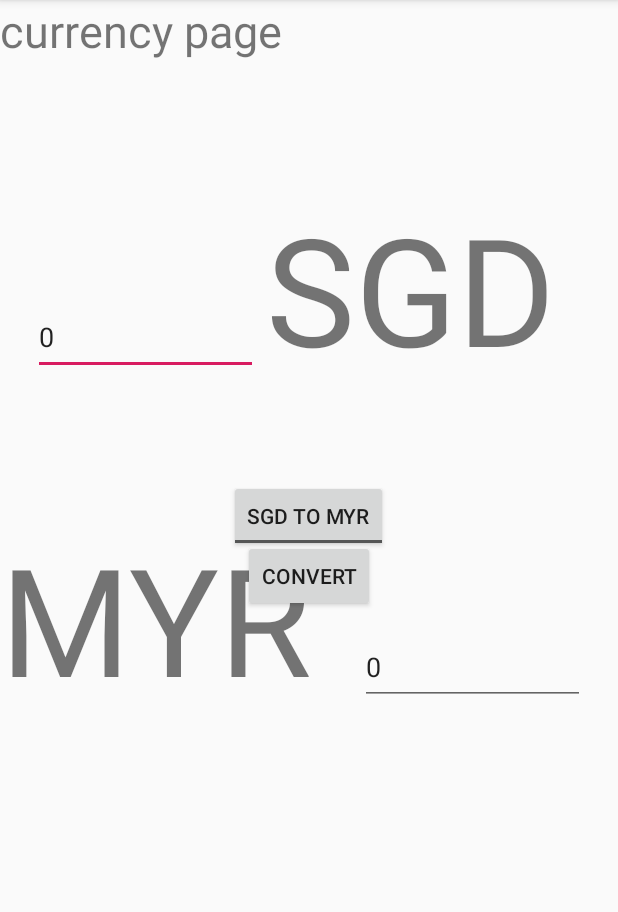
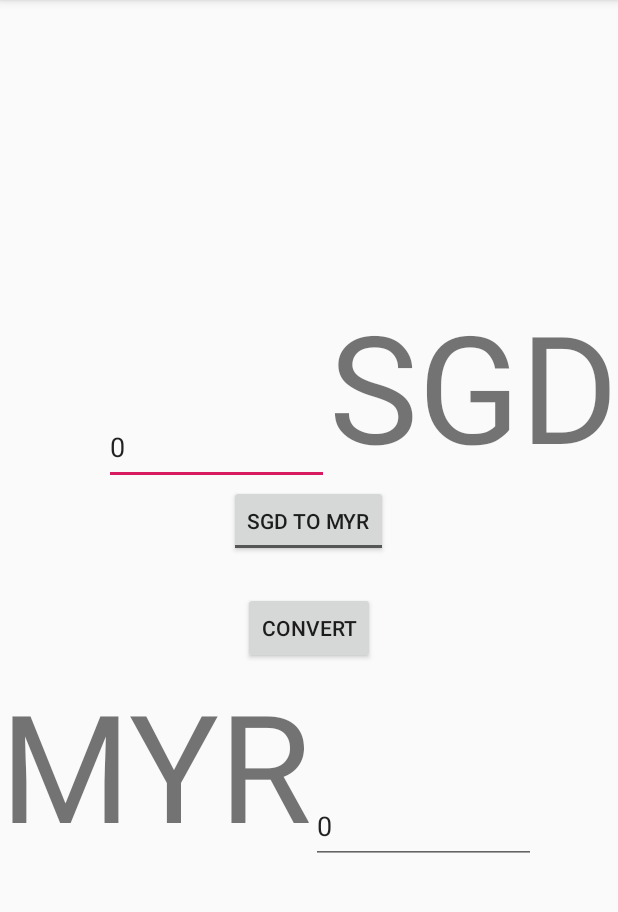
Before and after one commit to menggdbb/Cross-the-Causeway, an Android app: the CurrencyActivity screen opened directly, with no data from a screen before it, on a phone screen of 412 x 824 dp, the part 84-996 px from its top. Run offline under Robolectric (Android 15) with nearby library versions, the phone set to English and light mode, and no system bars; 2 statements that could not run were skipped.

Commit message:
8th commit

```diff
--- a/app/src/main/java/com/tehosiewdai/gojbboh/utilities/TrafficImageAsyncTask.java
+++ b/app/src/main/java/com/tehosiewdai/gojbboh/utilities/TrafficImageAsyncTask.java
@@ -3,7 +3,6 @@ package com.tehosiewdai.gojbboh.utilities;
 import android.os.AsyncTask;
 import android.util.Log;
 
-import com.tehosiewdai.gojbboh.R;
 import com.tehosiewdai.gojbboh.entity.TrafficObject;
 
 import org.json.JSONArray;
@@ -84,7 +83,6 @@ public class TrafficImageAsyncTask extends AsyncTask<Void, Void, TrafficObject[]
                     trafficObjects[counter] = new TrafficObject(
                             (String) cameras.getJSONObject(i).get("camera_id"),
                             (String) cameras.getJSONObject(i).get("image"),
-                            //TODO display nicer date function
                             formatDatetime((String) cameras.getJSONObject(i).get("timestamp")));
                     counter++;
                 }
--- a/app/src/main/res/layout/activity_currency.xml
+++ b/app/src/main/res/layout/activity_currency.xml
@@ -1,77 +1,83 @@
 <?xml version="1.0" encoding="utf-8"?>
 <RelativeLayout xmlns:android="http://schemas.android.com/apk/res/android"
-    xmlns:app="http://schemas.android.com/apk/res-auto"
-    xmlns:tools="http://schemas.android.com/tools"
     android:layout_width="match_parent"
-    android:layout_height="match_parent"
-    tools:context=".activities.CurrencyActivity">
+    android:layout_height="match_parent">
+
+    <RelativeLayout
+        android:layout_width="wrap_content"
+        android:layout_height="wrap_content"
+        android:layout_above="@id/switchConvert">
+
+        <EditText
+            android:id="@+id/SGD_edit_text"
+            android:layout_width="150dp"
+            android:layout_height="50dp"
+            android:layout_alignParentBottom="true"
+            android:layout_toStartOf="@id/SGD"
+            android:inputType="numberDecimal"
+            android:singleLine="false"
+            android:text="0" />
+
+        <TextView
+            android:id="@+id/SGD"
+            android:layout_width="wrap_content"
+            android:layout_height="wrap_content"
+            android:layout_alignParentEnd="true"
+            android:layout_alignParentBottom="true"
+            android:text="SGD"
+            android:textSize="100sp" />
+
+    </RelativeLayout>
+
+    <ToggleButton
+        android:id="@+id/switchConvert"
+        android:layout_width="wrap_content"
+        android:layout_height="wrap_content"
+        android:layout_above="@id/exchangeRate"
+        android:layout_centerHorizontal="true"
+        android:layout_marginBottom="35dp"
+        android:textOff="SGD to MYR"
+        android:textOn="MYR to SGD" />
 
     <TextView
-        android:id="@+id/currency_text"
-        android:layout_width="match_parent"
+        android:id="@+id/exchangeRate"
+        android:layout_width="wrap_content"
         android:layout_height="wrap_content"
-        android:text="currency page"
-        android:textSize="30sp"/>
+        android:layout_centerInParent="true"
+        android:layout_marginTop="-33dp"
+        android:gravity="center"
+        android:text="SGD to MYR"
+        android:textSize="15sp" />
 
     <Button
         android:id="@+id/convert"
         android:layout_width="wrap_content"
         android:layout_height="wrap_content"
-        android:layout_centerInParent="true"
-        android:text="Convert"/>
+        android:layout_below="@id/exchangeRate"
+        android:layout_centerHorizontal="true"
+        android:text="Convert" />
 
-    <ToggleButton
-        android:id="@+id/switchConvert"
+    <RelativeLayout
         android:layout_width="wrap_content"
         android:layout_height="wrap_content"
-        android:layout_centerHorizontal="true"
-        android:layout_marginTop="320dp"
-        android:textOff="SGD to MYR"
-        android:textOn="MYR to SGD" />
+        android:layout_below="@id/convert">
 
-    <TextView
-        android:id="@+id/exchangeRate"
-        android:layout_width="150dp"
-        android:layout_height="50dp"
-        android:layout_alignTop="@id/convert"
-        android:layout_centerHorizontal="true"
-        android:layout_marginTop="-33dp"
-        android:gravity="center"
-        android:text="SGD to MYR"
-        android:textSize="15sp"/>
+        <TextView
+            android:id="@+id/MYR"
+            android:layout_width="wrap_content"
+            android:layout_height="wrap_content"
+            android:text="MYR"
+            android:textSize="100sp" />
 
-    <EditText
-        android:id="@+id/SGD"
-        android:layout_width="150dp"
-        android:layout_height="50dp"
-        android:layout_marginLeft="22dp"
-        android:layout_marginTop="200dp"
-        android:inputType="numberDecimal"
-        android:singleLine="false"
-        android:text="0" />
+        <EditText
+            android:id="@+id/MYR_edit_text"
+            android:layout_width="150dp"
+            android:layout_height="50dp"
+            android:layout_toEndOf="@+id/MYR"
+            android:layout_alignBottom="@+id/MYR"
+            android:inputType="numberDecimal"
+            android:text="0" />
 
-    <TextView
-        android:layout_width="wrap_content"
-        android:layout_height="wrap_content"
-        android:text="SGD"
-        android:textSize="100sp"
-        android:layout_alignBaseline="@id/SGD"
-        android:layout_marginLeft="177dp"/>
-
-    <EditText
-        android:id="@+id/MYR"
-        android:layout_width="150dp"
-        android:layout_height="50dp"
-        android:layout_marginLeft="240dp"
-        android:layout_marginTop="420dp"
-        android:inputType="numberDecimal"
-        android:text="0" />
-    <TextView
-        android:layout_width="wrap_content"
-        android:layout_height="wrap_content"
-        android:text="MYR"
-        android:textSize="100sp"
-        android:layout_alignBaseline="@id/MYR" />
-
+    </RelativeLayout>
 
 </RelativeLayout>
```
